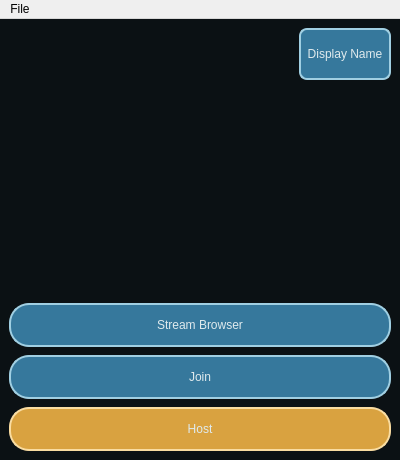
erakai/Mercury, file app/home/mainwindow.ui: the form before one commit.
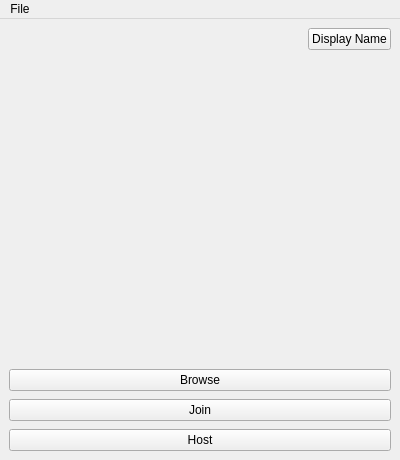
The form after the commit. Icons and pictures are not drawn.

Commit message: completed styling of all components for both light and dark mode. Button functionality to be implemented next

The edit to the form file:
```diff
--- a/app/home/mainwindow.ui
+++ b/app/home/mainwindow.ui
@@ -32,39 +32,10 @@
    <string>Mercury</string>
   </property>
   <property name="styleSheet">
-   <string notr="true">QPushButton {
-	background-color: rgb(54, 120, 156);
-	color: rgb(223, 234, 237);
-	border: 2px solid rgb(160, 207, 226);
-	min-height: 40px;
-	min-width: 40px;
-	border-radius: 20px;
-}
-QPushButton:pressed {
-	background-color: rgba(173, 213, 255, 80);
-}
-QPushButton#hostButton {
-	background-color: rgb(217, 162, 64);
-	border: 2px solid rgb(249, 220, 161);
-}
-QPushButton#hostButton:pressed {
-	background-color: rgba(217, 162, 64, 80);
-	border: 2px solid rgb(249, 220, 161);
-}
-QPushButton#settingsButton {
-	padding: 4px;
-	border-radius: 8px;
- 	min-width: 80px;
-}
-
-QLabel {
-	color: rgb(223, 234, 237);
-}
-
-
-QMainWindow {
-	background-color: rgb(11, 17, 20);
-}</string>
+   <string notr="true"/>
+  </property>
+  <property name="containerStyle" stdset="0">
+   <string>outer</string>
   </property>
   <widget class="QWidget" name="centralwidget">
    <layout class="QHBoxLayout" name="horizontalLayout">
@@ -160,7 +131,7 @@
         <item>
          <widget class="QPushButton" name="streamBrowserButton">
           <property name="text">
-           <string>Stream Browser</string>
+           <string>Browse</string>
           </property>
          </widget>
         </item>
```
Left out of the diff: 8 changed lines with no effect on the pictures. The commit also changes 16 other files.
